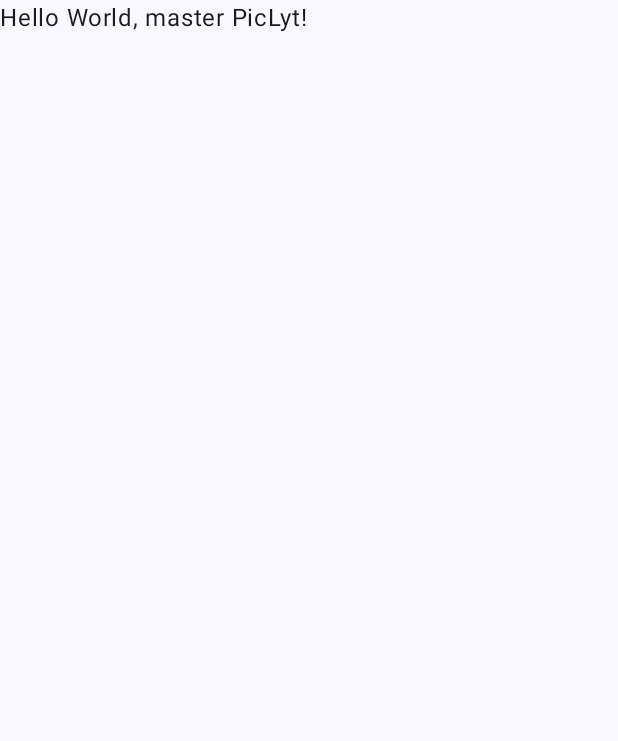
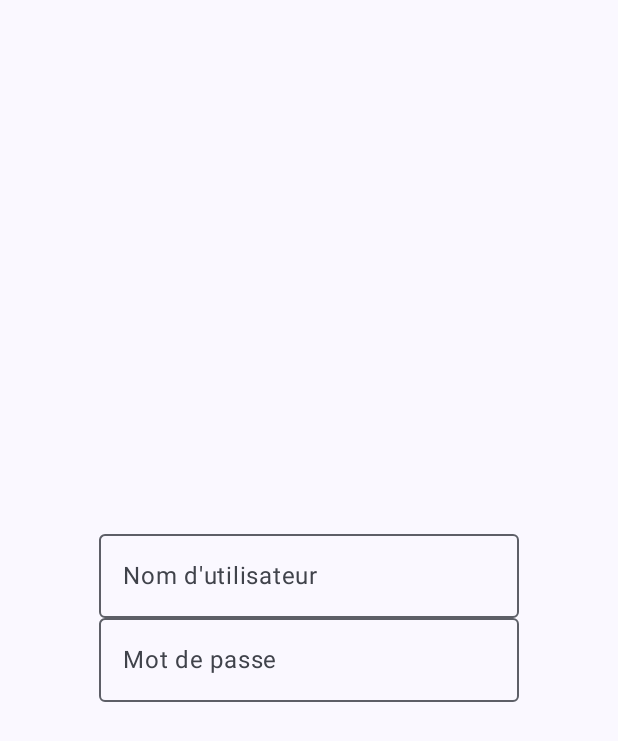
Before and after one commit to LucasLaho/PicLyt, an Android app built with Jetpack Compose: the screen it shows after launch (MainActivity), on a phone screen of 412 x 824 dp. Shown: the top 741 px of the screen. Run offline under Robolectric (Android 15) with nearby library versions, the phone set to English and light mode, and no system bars.

Commit message:
added connection page

```diff
--- a/app/src/main/java/com/example/piclyt/MainActivity.kt
+++ b/app/src/main/java/com/example/piclyt/MainActivity.kt
@@ -3,11 +3,20 @@ package com.example.piclyt
 import android.os.Bundle
 import androidx.activity.ComponentActivity
 import androidx.activity.compose.setContent
+import androidx.compose.foundation.layout.Arrangement
+import androidx.compose.foundation.layout.Column
 import androidx.compose.foundation.layout.fillMaxSize
+import androidx.compose.material3.ExperimentalMaterial3Api
 import androidx.compose.material3.MaterialTheme
+import androidx.compose.material3.OutlinedTextField
 import androidx.compose.material3.Surface
 import androidx.compose.material3.Text
 import androidx.compose.runtime.Composable
+import androidx.compose.runtime.getValue
+import androidx.compose.runtime.mutableStateOf
+import androidx.compose.runtime.remember
+import androidx.compose.runtime.setValue
+import androidx.compose.ui.Alignment
 import androidx.compose.ui.Modifier
 import androidx.compose.ui.tooling.preview.Preview
 import com.example.piclyt.ui.theme.PicLytTheme
@@ -17,22 +26,77 @@ class MainActivity : ComponentActivity() {
         super.onCreate(savedInstanceState)
         setContent {
             PicLytTheme {
-                // A surface container using the 'background' color from the theme
-                Surface(
-                    modifier = Modifier.fillMaxSize(),
-                    color = MaterialTheme.colorScheme.background
-                ) {
-                    Greeting("PicLyt")
-                }
+                MyApp(modifier = Modifier.fillMaxSize())
             }
         }
     }
 }
 
+/* Fonctionnement global de l'application */
+@Composable
+fun MyApp(modifier: Modifier = Modifier) {
+    Surface(modifier, color = MaterialTheme.colorScheme.background) {
+        Connection()
+    }
+}
+
+/* Preview de l'application */
+@Preview
+@Composable
+fun MyAppPreview() {
+    PicLytTheme {
+        MyApp(Modifier.fillMaxSize())
+    }
+}
+
+/* Ecran de connexion */
+@Composable
+fun Connection(modifier: Modifier = Modifier) {
+    Column(horizontalAlignment = Alignment.CenterHorizontally, verticalArrangement = Arrangement.Center) {
+        var usernameText by remember { mutableStateOf("") }
+        var passwordText by remember { mutableStateOf("") }
+        SimpleOutlinedTextFieldSample("Nom d'utilisateur", onValueChange = { usernameText = it })
+        SimpleOutlinedTextFieldSample("Mot de passe", onValueChange = { passwordText = it })
+    }
+}
+
+/* Preview de l'ecran de connexion */
+@Preview(showBackground = true)
+@Composable
+fun ConnectionPreview() {
+    PicLytTheme {
+        Connection()
+    }
+}
+
+@OptIn(ExperimentalMaterial3Api::class)
+@Composable
+fun SimpleOutlinedTextFieldSample(hint: String, onValueChange: (String) -> Unit) {
+    var text by remember { mutableStateOf("") }
+    OutlinedTextField(
+        value = text,
+        onValueChange = {
+            text = it
+            onValueChange(it)
+        },
+        placeholder = { Text(hint) },
+        singleLine = true
+        )
+}
+
+@Preview(showBackground = true)
+@Composable
+fun SimpleOutlinedTextFieldSamplePreview() {
+    PicLytTheme {
+        SimpleOutlinedTextFieldSample("blblblb", onValueChange = {})
+    }
+}
+
+/*
 @Composable
 fun Greeting(name: String, modifier: Modifier = Modifier) {
     Text(
-        text = "Hello World, master $name!",
+        text = "Hello $name!",
         modifier = modifier
     )
 }
@@ -41,6 +105,7 @@ fun Greeting(name: String, modifier: Modifier = Modifier) {
 @Composable
 fun GreetingPreview() {
     PicLytTheme {
-        Greeting("PicLyt")
+        Greeting("Android")
     }
 }
+*/
--- a/build.gradle.kts
+++ b/build.gradle.kts
@@ -1,5 +1,5 @@
 // Top-level build file where you can add configuration options common to all sub-projects/modules.
 plugins {
-    id("com.android.application") version "8.1.1" apply false
+    id("com.android.application") version "8.1.2" apply false
     id("org.jetbrains.kotlin.android") version "1.8.10" apply false
 }
```
Also changed, not shown: gradle/wrapper/gradle-wrapper.properties, 2 other files.
